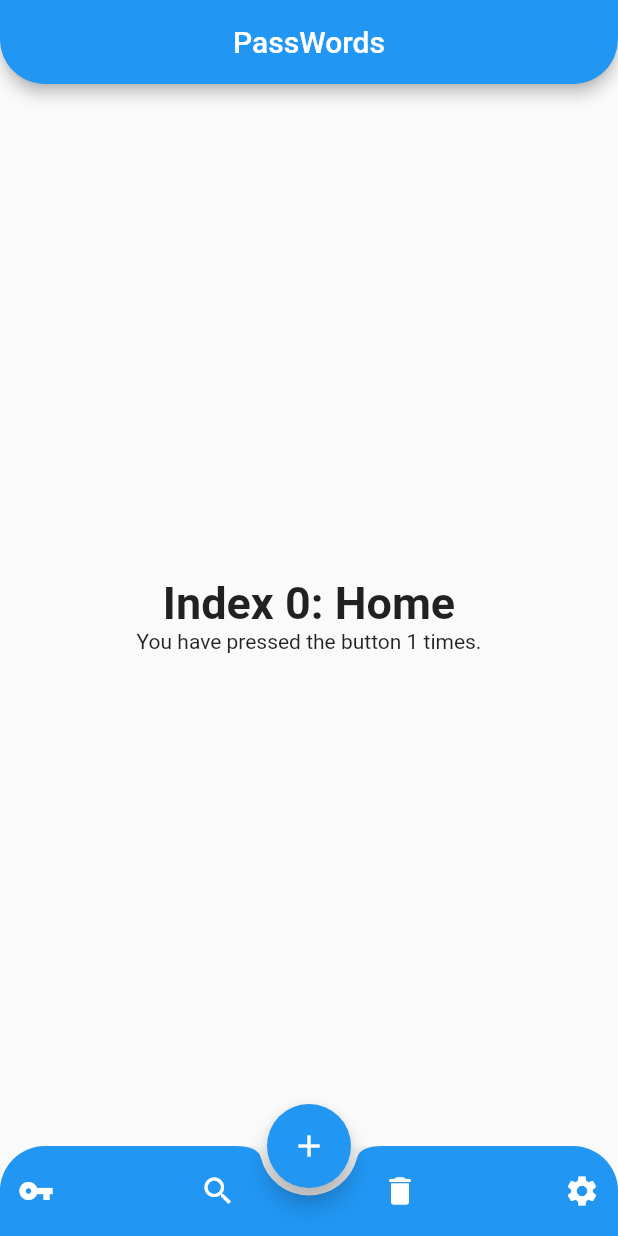
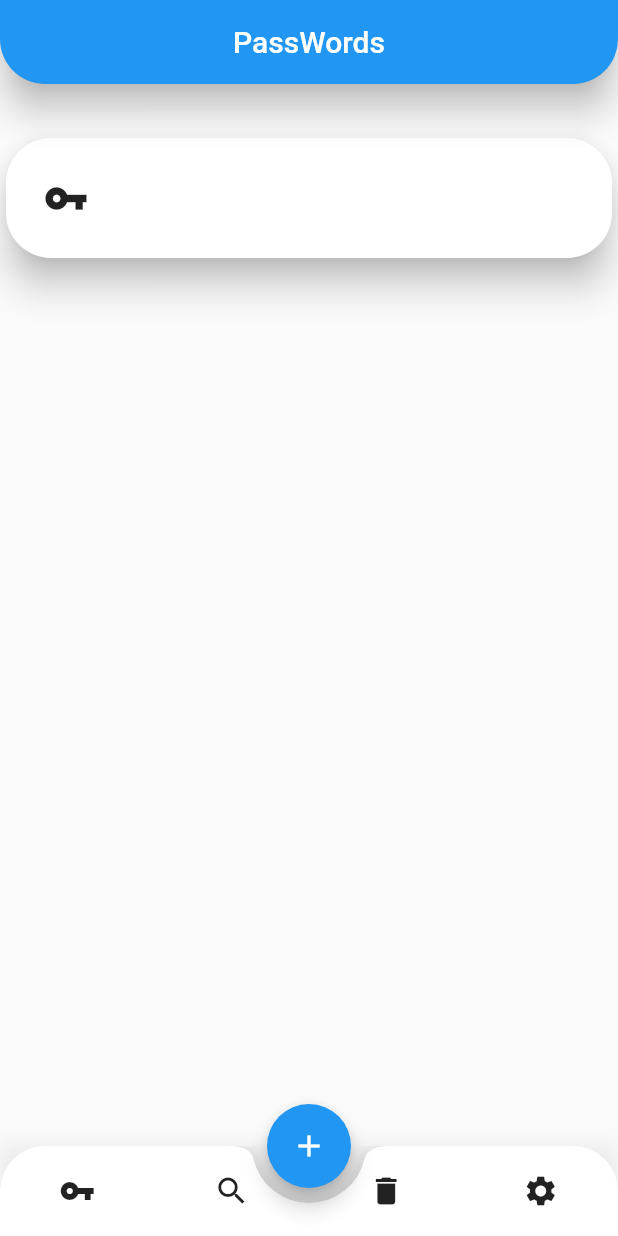
Before and after one commit to SkyDev125/PAP_Unnamed_Keyboard_PhoneApp, a Flutter app: the screen it shows after launch, after a tap on the "add" icon, on a phone screen of 412 x 824 dp. Run offline on Flutter 3.47's test engine with Material 2 defaults, Android fonts, the light colour scheme and no system bars.

Commit message:
Password widgets added and some better optimization of the rest of the app

```diff
--- a/lib/main.dart
+++ b/lib/main.dart
@@ -1,4 +1,5 @@
 import 'package:flutter/material.dart';
+import 'package:flutter/services.dart';
 
 void main() {
   runApp(const MyApp());
@@ -7,11 +8,20 @@ void main() {
 class MyApp extends StatelessWidget {
   const MyApp({Key? key}) : super(key: key);
 
+  // This widget is the root of your application.
   @override
   Widget build(BuildContext context) {
-    return const MaterialApp(
-      title: 'PAP Unnamed Keyboard',
-      home: Home(),
+    return MaterialApp(
+      title: 'PAP Unnamed Project',
+      theme: ThemeData.light().copyWith(
+        canvasColor: Colors.transparent,
+        colorScheme: ColorScheme.fromSwatch().copyWith(
+          primary: Colors.blue,
+          secondary: Colors.blue,
+        ),
+      ),
+      darkTheme: ThemeData.dark().copyWith(),
+      home: const Home(),
     );
   }
 }
@@ -20,13 +30,11 @@ class Home extends StatefulWidget {
   const Home({Key? key}) : super(key: key);
 
   @override
-  State<StatefulWidget> createState() {
-    return _Home();
-  }
+  State<StatefulWidget> createState() => _Home();
 }
 
 class _Home extends State<StatefulWidget> {
-  int _count = 0;
+  //int _count = 0;
 
   int _selectedIndex = 0;
   static const TextStyle optionStyle =
@@ -49,13 +57,51 @@ class _Home extends State<StatefulWidget> {
       style: optionStyle,
     ),
   ];
-//
+
+  final List<Widget> _cardList = [
+    const Card(
+      child: Padding(
+        padding: EdgeInsets.only(bottom: 80),
+      ),
+    )
+  ];
+
+  Widget _card() {
+    return Card(
+      elevation: 10,
+      child: Padding(
+        padding: const EdgeInsets.all(16.0),
+        child: Row(children: <Widget>[
+          IconButton(
+            icon: const Icon(
+              Icons.vpn_key,
+            ),
+            tooltip: 'Home',
+            iconSize: 30,
+            onPressed: () => setState(() => _selectedIndex = 0),
+          ),
+        ]),
+      ),
+      shape: const RoundedRectangleBorder(
+        borderRadius: BorderRadius.vertical(
+          bottom: Radius.circular(30),
+          top: Radius.circular(30),
+        ),
+      ),
+    );
+  }
+
   @override
   Widget build(BuildContext context) {
-    return MaterialApp(
-      title: 'PAP Unnamed Keyboard',
-      home: Scaffold(
+    return AnnotatedRegion<SystemUiOverlayStyle>(
+      value: SystemUiOverlayStyle.light.copyWith(
+        systemNavigationBarColor: Theme.of(context).bottomAppBarColor,
+      ),
+      child: Scaffold(
+        extendBodyBehindAppBar: true,
+        extendBody: true,
         appBar: AppBar(
+          elevation: 10,
           title: const Center(
             child: Text('PassWords'),
           ),
@@ -65,43 +111,55 @@ class _Home extends State<StatefulWidget> {
             ),
           ),
         ),
-        body: Center(
+        body: SingleChildScrollView(
+          child: Center(
             child: Column(
               crossAxisAlignment: CrossAxisAlignment.center,
-            mainAxisAlignment: MainAxisAlignment.center,
-            children:  <Widget>[
-              _widgetOptions.elementAt(_selectedIndex),
-              Text('You have pressed the button $_count times.')
-              ]
+              mainAxisAlignment: MainAxisAlignment.start,
+              children: _cardList +
+                  const <Widget>[
+                    Card(
+                      child: Padding(
+                        padding: EdgeInsets.only(top: 60),
                       ),
                     ),
-        bottomNavigationBar: ClipRRect(
+                  ],
+            ),
+          ),
+        ),
+        bottomNavigationBar: Container(
+          decoration: const BoxDecoration(
+            boxShadow: <BoxShadow>[
+              BoxShadow(
+                color: Color(0x0f000000),
+                blurRadius: 10,
+              ),
+            ],
+          ),
+          child: ClipRRect(
             borderRadius: const BorderRadius.only(
               topLeft: Radius.circular(30.0),
               topRight: Radius.circular(30.0),
             ),
             child: BottomAppBar(
-            color: Colors.blue,
               shape: const CircularNotchedRectangle(),
-            notchMargin: 5,
+              notchMargin: 10,
               child: SizedBox(
                 height: 60.0,
                 child: Row(
                   mainAxisSize: MainAxisSize.max,
-                mainAxisAlignment: MainAxisAlignment.spaceBetween,
+                  mainAxisAlignment: MainAxisAlignment.spaceAround,
                   children: <Widget>[
                     IconButton(
                       icon: const Icon(
                         Icons.vpn_key,
-                      color: Colors.white,
                       ),
                       tooltip: 'Home',
                       onPressed: () => setState(() => _selectedIndex = 0),
                     ),
                     IconButton(
                       icon: const Icon(
-                      Icons.search,
-                      color: Colors.white,
+                        Icons.search_sharp,
                       ),
                       tooltip: 'Search',
                       onPressed: () => setState(() => _selectedIndex = 1),
@@ -109,7 +167,6 @@ class _Home extends State<StatefulWidget> {
                     IconButton(
                       icon: const Icon(
                         Icons.delete,
-                      color: Colors.white,
                         semanticLabel: "hey",
                       ),
                       tooltip: 'Delete',
@@ -118,7 +175,6 @@ class _Home extends State<StatefulWidget> {
                     IconButton(
                       icon: const Icon(
                         Icons.settings,
-                      color: Colors.white,
                       ),
                       tooltip: 'Settings',
                       onPressed: () => setState(() => _selectedIndex = 3),
@@ -128,8 +184,10 @@ class _Home extends State<StatefulWidget> {
               ),
             ),
           ),
+        ),
         floatingActionButton: FloatingActionButton(
-          onPressed: () => setState(() => _count++),
+          //onPressed: () => setState(() => _count++),
+          onPressed: () => setState(() => _cardList.add(_card())),
           tooltip: 'Increment Counter',
           child: const Icon(Icons.add),
         ),
```
Lines whose indentation alone changed are shown as unchanged.
